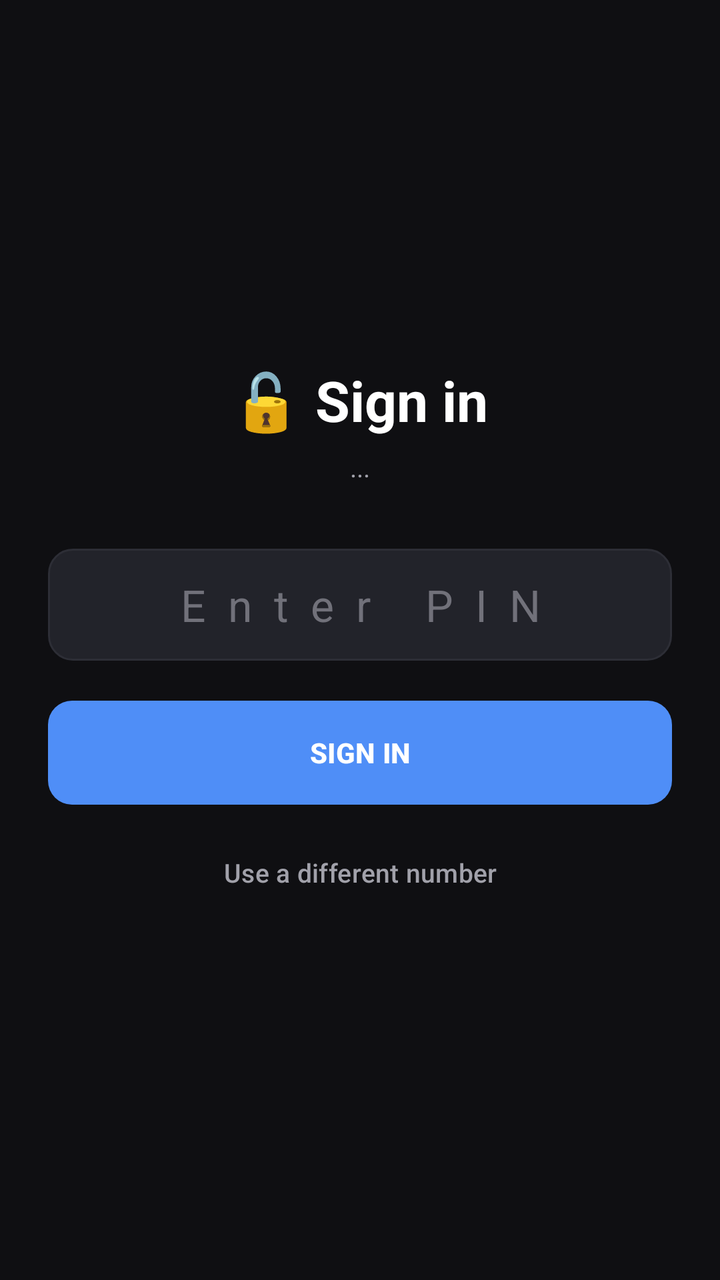
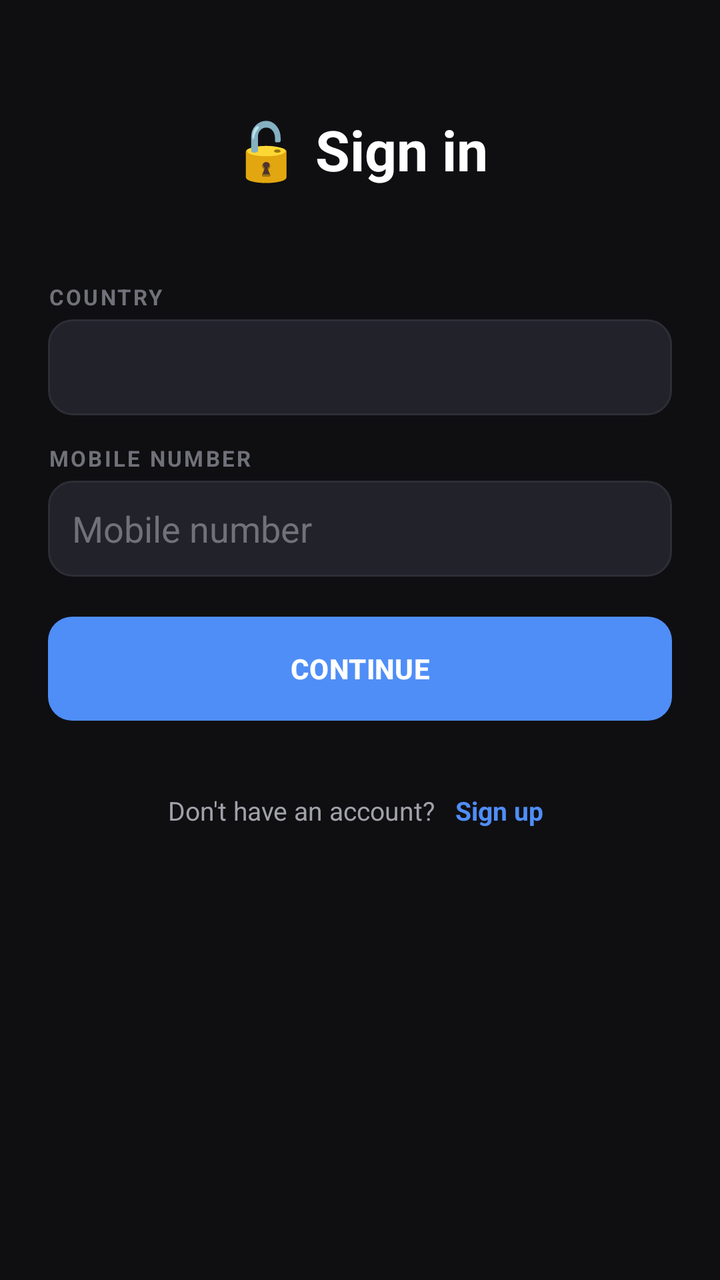

Screens rendered from an Android XML layout before and after an edit, with the pre-edit source and the edit as a unified diff.
<!-- AndroidManifest.xml: application theme Theme.CallFilter -->
<!-- res/layout/activity_login.xml -->
<?xml version="1.0" encoding="utf-8"?>
<LinearLayout xmlns:android="http://schemas.android.com/apk/res/android"
    android:layout_width="match_parent" android:layout_height="match_parent"
    android:orientation="vertical" android:gravity="center" android:padding="24dp"
    android:background="@color/bg">
    <TextView android:layout_width="wrap_content" android:layout_height="wrap_content"
        android:text="🔓 Sign in" android:textSize="28sp" android:textStyle="bold"
        android:textColor="@color/text"/>
    <TextView android:id="@+id/loginNumberLabel"
        android:layout_width="wrap_content" android:layout_height="wrap_content"
        android:text="..." android:textSize="13sp" android:textColor="@color/subtext"
        android:layout_marginTop="6dp" android:layout_marginBottom="32dp"/>
    <EditText android:id="@+id/loginPinInput"
        android:layout_width="match_parent" android:layout_height="56dp"
        android:hint="Enter PIN" android:textColor="@color/text"
        android:textColorHint="@color/muted" android:background="@drawable/input_bg"
        android:paddingStart="12dp" android:paddingEnd="12dp"
        android:inputType="numberPassword" android:maxLength="4"
        android:textSize="22sp" android:gravity="center" android:letterSpacing="0.5"
        android:layout_marginBottom="20dp"/>
    <Button android:id="@+id/btnLogin"
        android:layout_width="match_parent" android:layout_height="52dp"
        android:text="SIGN IN" android:textStyle="bold" android:textSize="14sp"
        android:textColor="@color/white" android:background="@drawable/btn_accent"/>
    <Button android:id="@+id/btnSwitchAccount"
        android:layout_width="match_parent" android:layout_height="44dp"
        android:text="Use a different number"
        android:textSize="13sp" android:textColor="@color/subtext"
        android:background="@android:color/transparent"
        android:layout_marginTop="12dp"/>
</LinearLayout>
<!-- resources referenced by this layout -->
<resources>
  <color name="bg">#0F0F12</color>
  <color name="muted">#71717A</color>
  <color name="subtext">#A1A1AA</color>
  <color name="text">#FFFFFF</color>
  <color name="white">#FFFFFF</color>
  <!-- drawable btn_accent (drawable) -->
  <?xml version="1.0" encoding="utf-8"?>
  <shape xmlns:android="http://schemas.android.com/apk/res/android" android:shape="rectangle">
      <corners android:radius="12dp"/>
      <solid android:color="#4F8EF7"/>
  </shape>
  <!-- drawable input_bg (drawable) -->
  <?xml version="1.0" encoding="utf-8"?>
  <shape xmlns:android="http://schemas.android.com/apk/res/android" android:shape="rectangle">
      <corners android:radius="12dp"/>
      <solid android:color="#22232A"/>
      <stroke android:width="1dp" android:color="#2D2E36"/>
  </shape>
  <style name="Theme.CallFilter" parent="Theme.Material3.DayNight.NoActionBar">
          <item name="android:windowBackground">@color/bg</item>
          <item name="android:statusBarColor">@color/bg</item>
          <item name="android:navigationBarColor">@color/bg</item>
          <item name="android:windowLightStatusBar">false</item>
          <item name="colorPrimary">@color/accent</item>
          <item name="colorOnPrimary">@color/white</item>
          <item name="android:textColor">@color/text</item>
      </style>
  <color name="accent">#4F8EF7</color>
</resources>

<!-- the commit's change to res/layout/activity_login.xml (unified diff, before → after) -->
@@ -1,31 +1,96 @@
 <?xml version="1.0" encoding="utf-8"?>
-<LinearLayout xmlns:android="http://schemas.android.com/apk/res/android"
+<ScrollView xmlns:android="http://schemas.android.com/apk/res/android"
     android:layout_width="match_parent" android:layout_height="match_parent"
-    android:orientation="vertical" android:gravity="center" android:padding="24dp"
-    android:background="@color/bg">
-    <TextView android:layout_width="wrap_content" android:layout_height="wrap_content"
-        android:text="🔓 Sign in" android:textSize="28sp" android:textStyle="bold"
-        android:textColor="@color/text"/>
-    <TextView android:id="@+id/loginNumberLabel"
-        android:layout_width="wrap_content" android:layout_height="wrap_content"
-        android:text="..." android:textSize="13sp" android:textColor="@color/subtext"
-        android:layout_marginTop="6dp" android:layout_marginBottom="32dp"/>
-    <EditText android:id="@+id/loginPinInput"
-        android:layout_width="match_parent" android:layout_height="56dp"
-        android:hint="Enter PIN" android:textColor="@color/text"
-        android:textColorHint="@color/muted" android:background="@drawable/input_bg"
-        android:paddingStart="12dp" android:paddingEnd="12dp"
-        android:inputType="numberPassword" android:maxLength="4"
-        android:textSize="22sp" android:gravity="center" android:letterSpacing="0.5"
-        android:layout_marginBottom="20dp"/>
-    <Button android:id="@+id/btnLogin"
-        android:layout_width="match_parent" android:layout_height="52dp"
-        android:text="SIGN IN" android:textStyle="bold" android:textSize="14sp"
-        android:textColor="@color/white" android:background="@drawable/btn_accent"/>
-    <Button android:id="@+id/btnSwitchAccount"
-        android:layout_width="match_parent" android:layout_height="44dp"
-        android:text="Use a different number"
-        android:textSize="13sp" android:textColor="@color/subtext"
-        android:background="@android:color/transparent"
-        android:layout_marginTop="12dp"/>
-</LinearLayout>
+    android:background="@color/bg" android:fillViewport="true">
+
+    <LinearLayout
+        android:layout_width="match_parent" android:layout_height="wrap_content"
+        android:orientation="vertical" android:gravity="center_horizontal"
+        android:padding="24dp">
+
+        <TextView
+            android:layout_width="wrap_content" android:layout_height="wrap_content"
+            android:text="🔓 Sign in" android:textSize="28sp" android:textStyle="bold"
+            android:textColor="@color/text"
+            android:layout_marginTop="32dp"/>
+
+        <TextView android:id="@+id/loginNumberLabel"
+            android:layout_width="wrap_content" android:layout_height="wrap_content"
+            android:text="" android:textSize="13sp" android:textColor="@color/subtext"
+            android:layout_marginTop="6dp" android:layout_marginBottom="24dp"/>
+
+        <LinearLayout android:id="@+id/mobileSection"
+            android:layout_width="match_parent" android:layout_height="wrap_content"
+            android:orientation="vertical">
+
+            <TextView android:layout_width="match_parent" android:layout_height="wrap_content"
+                android:text="COUNTRY" android:textSize="11sp" android:textStyle="bold"
+                android:textColor="@color/muted" android:letterSpacing="0.1"/>
+            <Spinner android:id="@+id/loginCountrySpinner"
+                android:layout_width="match_parent" android:layout_height="48dp"
+                android:background="@drawable/input_bg"
+                android:paddingStart="8dp" android:paddingEnd="8dp"
+                android:layout_marginTop="4dp" android:layout_marginBottom="14dp"/>
+
+            <TextView android:layout_width="match_parent" android:layout_height="wrap_content"
+                android:text="MOBILE NUMBER" android:textSize="11sp" android:textStyle="bold"
+                android:textColor="@color/muted" android:letterSpacing="0.1"/>
+            <EditText android:id="@+id/loginMobileInput"
+                android:layout_width="match_parent" android:layout_height="48dp"
+                android:hint="Mobile number" android:textColor="@color/text"
+                android:textColorHint="@color/muted" android:background="@drawable/input_bg"
+                android:paddingStart="12dp" android:paddingEnd="12dp"
+                android:inputType="phone"
+                android:layout_marginTop="4dp" android:layout_marginBottom="20dp"/>
+
+            <Button android:id="@+id/btnContinue"
+                android:layout_width="match_parent" android:layout_height="52dp"
+                android:text="CONTINUE" android:textStyle="bold" android:textSize="14sp"
+                android:textColor="@color/white" android:background="@drawable/btn_accent"/>
+        </LinearLayout>
+
+        <LinearLayout android:id="@+id/pinSection"
+            android:layout_width="match_parent" android:layout_height="wrap_content"
+            android:orientation="vertical"
+            android:visibility="gone">
+
+            <EditText android:id="@+id/loginPinInput"
+                android:layout_width="match_parent" android:layout_height="56dp"
+                android:hint="Enter PIN" android:textColor="@color/text"
+                android:textColorHint="@color/muted" android:background="@drawable/input_bg"
+                android:paddingStart="12dp" android:paddingEnd="12dp"
+                android:inputType="numberPassword" android:maxLength="4"
+                android:textSize="22sp" android:gravity="center" android:letterSpacing="0.5"
+                android:layout_marginBottom="20dp"/>
+
+            <Button android:id="@+id/btnLogin"
+                android:layout_width="match_parent" android:layout_height="52dp"
+                android:text="SIGN IN" android:textStyle="bold" android:textSize="14sp"
+                android:textColor="@color/white" android:background="@drawable/btn_accent"/>
+
+            <Button android:id="@+id/btnSwitchAccount"
+                android:layout_width="match_parent" android:layout_height="44dp"
+                android:text="Use a different number"
+                android:textSize="13sp" android:textColor="@color/subtext"
+                android:background="@android:color/transparent"
+                android:layout_marginTop="12dp"/>
+        </LinearLayout>
+
+        <LinearLayout
+            android:layout_width="match_parent" android:layout_height="wrap_content"
+            android:orientation="horizontal" android:gravity="center"
+            android:layout_marginTop="32dp">
+            <TextView android:layout_width="wrap_content" android:layout_height="wrap_content"
+                android:text="Don't have an account?"
+                android:textSize="13sp" android:textColor="@color/subtext"/>
+            <TextView android:id="@+id/linkSignup"
+                android:layout_width="wrap_content" android:layout_height="wrap_content"
+                android:text="Sign up"
+                android:textSize="13sp" android:textStyle="bold"
+                android:textColor="@color/accent"
+                android:layout_marginStart="6dp"
+                android:clickable="true" android:focusable="true"
+                android:padding="4dp"/>
+        </LinearLayout>
+    </LinearLayout>
+</ScrollView>
